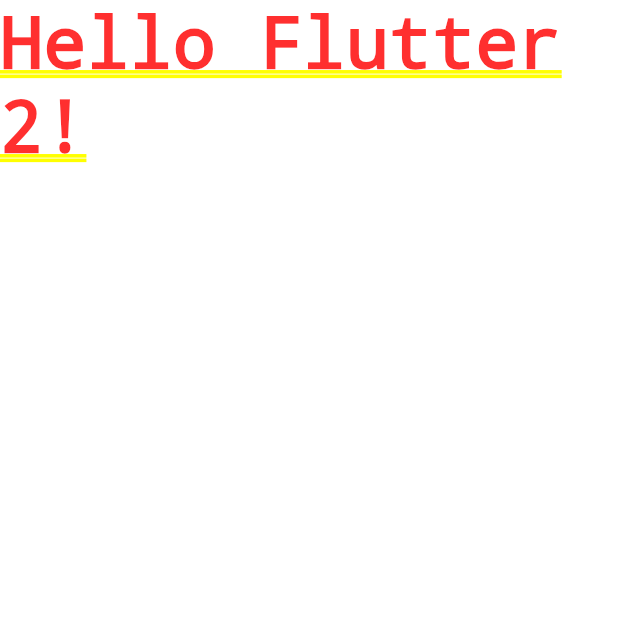
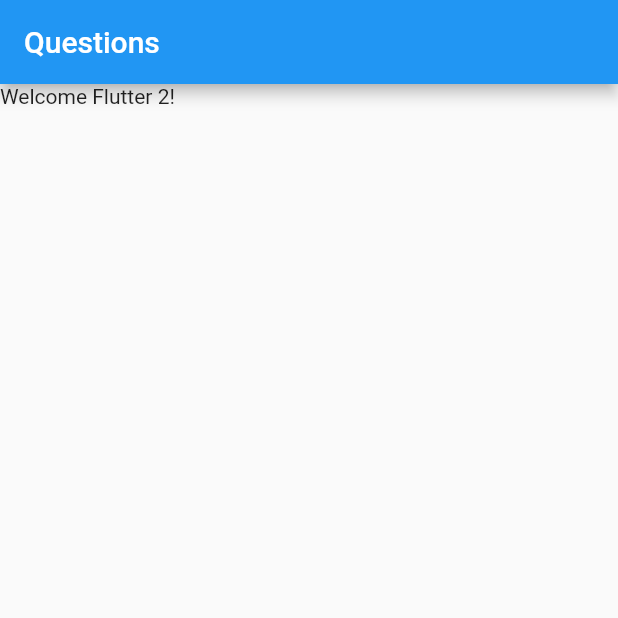
Before and after one commit to edupiorini/programa_perguntas, a Flutter app: the screen it shows after launch, on a phone screen of 412 x 824 dp, the top half of it. Run offline on Flutter 3.47's test engine with Material 2 defaults, Android fonts, the phone set to English and light mode, and no system bars.

Commit message:
Scaffold structure, still in progress

```diff
--- a/lib/main.dart
+++ b/lib/main.dart
@@ -1,12 +1,17 @@
 import 'package:flutter/cupertino.dart';
 import 'package:flutter/material.dart';
 
-main(List<String> args) {
-  runApp(new PerguntaApp());
-}
+main(List<String> args) => runApp(new PerguntaApp());
 
 class PerguntaApp extends StatelessWidget {
+  @override
   Widget build(BuildContext context) {
-    return MaterialApp(home: Text('Hello Flutter 2!'));
+    return MaterialApp(
+      home: Scaffold(
+          appBar: AppBar(
+            title: Text('Questions'),
+          ),
+          body: Text('Welcome Flutter 2!')),
+    );
   }
 }
```
